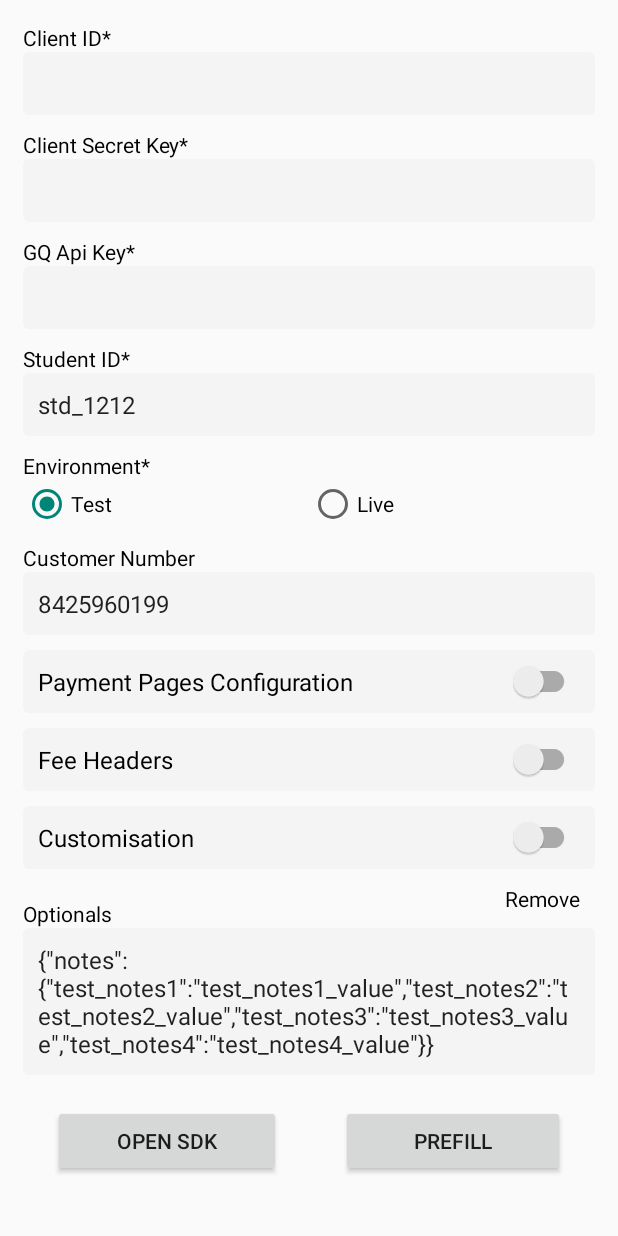
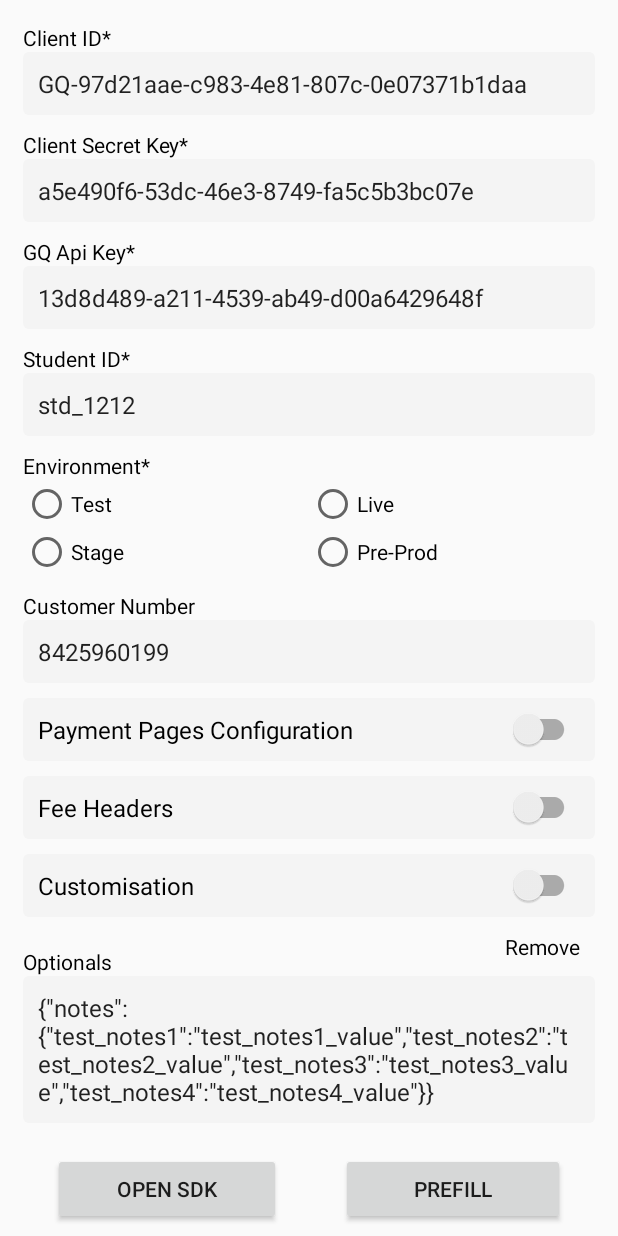
Before and after one commit to grayquest-finance/gq_payment_android_sdk, an Android app: the screen it shows after launch (MainActivity), after a tap on "PREFILL", on a phone screen of 412 x 824 dp. Run offline under Robolectric (Android 15) with nearby library versions, the phone set to English and light mode, and no system bars; 3 other taps on this screen came first.

```diff
--- a/app/build.gradle
+++ b/app/build.gradle
@@ -10,7 +10,7 @@ android {
         minSdk 21
         targetSdk 32
         versionCode 1
-        versionName "1.7.4"
+        versionName "1.7.5"
 
         testInstrumentationRunner "androidx.test.runner.AndroidJUnitRunner"
     }
--- a/app/src/main/java/com/grayquest/android/MainActivity.java
+++ b/app/src/main/java/com/grayquest/android/MainActivity.java
@@ -29,9 +29,9 @@ public class MainActivity extends AppCompatActivity implements GQPaymentSDKListe
     private static final String TAG = MainActivity.class.getSimpleName();
 
     EditText edtClientId, edtSecretKey, edtGQApi, edtStudentID, edtCustomerNumber,
-            edtTheme, edtOptional, edtPPSlug, edtPPCard, edtLogoUrl, edtFeeHelper;
+            edtTheme, edtOptional, edtPPSlug, edtPPCard, edtLogoUrl, edtFeeHelper, edtEnvironment;
     SwitchCompat switchPP, switchFeeHeader, switchCustomisation;
-    RadioButton radioTest, radioLive;
+    RadioButton radioTest, radioLive, radioStage, radioPreProd;
     String clientId, secretKey, GQApi, studentId, env, customerNumber, themeColour,
             logo_url, fee_helper_text, optional = "", ppSlug, ppCard;
     TextView btnOptionPrefill, btnRemovePrefill;
@@ -54,9 +54,12 @@ public class MainActivity extends AppCompatActivity implements GQPaymentSDKListe
         edtSecretKey = (EditText) findViewById(R.id.edt_client_secret);
         edtGQApi = (EditText) findViewById(R.id.edt_gq_api);
         edtStudentID = (EditText) findViewById(R.id.edt_student_id);
+        edtEnvironment = (EditText) findViewById(R.id.edt_environment);
 
         radioTest = (RadioButton) findViewById(R.id.rd_test);
         radioLive = (RadioButton) findViewById(R.id.rd_live);
+        radioStage = (RadioButton) findViewById(R.id.rd_stage);
+        radioPreProd = (RadioButton) findViewById(R.id.rd_preprod);
         edtCustomerNumber = (EditText) findViewById(R.id.edt_customer_number);
 
         switchCustomisation = (SwitchCompat) findViewById(R.id.switch_customisation);
@@ -137,10 +140,11 @@ public class MainActivity extends AppCompatActivity implements GQPaymentSDKListe
             @Override
             public void onCheckedChanged(CompoundButton compoundButton, boolean b) {
                 if (b) {
-//                    env = "test";
-                    env = "staging";
+                    env = "test";
                     radioTest.setChecked(true);
                     radioLive.setChecked(false);
+                    radioStage.setChecked(false);
+                    radioPreProd.setChecked(false);
                 }
             }
         });
@@ -151,6 +155,32 @@ public class MainActivity extends AppCompatActivity implements GQPaymentSDKListe
                     env = "live";
                     radioTest.setChecked(false);
                     radioLive.setChecked(true);
+                    radioStage.setChecked(false);
+                    radioPreProd.setChecked(false);
+                }
+            }
+        });
+        radioStage.setOnCheckedChangeListener(new CompoundButton.OnCheckedChangeListener() {
+            @Override
+            public void onCheckedChanged(CompoundButton compoundButton, boolean b) {
+                if (b) {
+                    env = "stage";
+                    radioTest.setChecked(false);
+                    radioLive.setChecked(false);
+                    radioStage.setChecked(true);
+                    radioPreProd.setChecked(false);
+                }
+            }
+        });
+        radioPreProd.setOnCheckedChangeListener(new CompoundButton.OnCheckedChangeListener() {
+            @Override
+            public void onCheckedChanged(CompoundButton compoundButton, boolean b) {
+                if (b) {
+                    env = "preprod";
+                    radioTest.setChecked(false);
+                    radioLive.setChecked(false);
+                    radioStage.setChecked(false);
+                    radioPreProd.setChecked(true);
                 }
             }
         });
@@ -270,6 +300,21 @@ public class MainActivity extends AppCompatActivity implements GQPaymentSDKListe
                 edtSecretKey.setText("YOUR_CLIENT_SECRET_KEY_HERE");
                 edtGQApi.setText("YOUR_GQ_API_KEY_HERE");*/
 
+                // CashFree - Stage
+                /*edtClientId.setText("YOUR_CLIENT_ID_HERE");
+                edtSecretKey.setText("YOUR_CLIENT_SECRET_KEY_HERE");
+                edtGQApi.setText("YOUR_GQ_API_KEY_HERE");*/
+
+                // EaseBuzz - Stage
+                /*edtClientId.setText("YOUR_CLIENT_ID_HERE");
+                edtSecretKey.setText("YOUR_CLIENT_SECRET_KEY_HERE");
+                edtGQApi.setText("YOUR_GQ_API_KEY_HERE");*/
+
+                // EaseBuzz - Live
+                edtClientId.setText("GQ-97d21aae-c983-4e81-807c-0e07371b1daa");
+                edtSecretKey.setText("a5e490f6-53dc-46e3-8749-fa5c5b3bc07e");
+                edtGQApi.setText("13d8d489-a211-4539-ab49-d00a6429648f");
+
                 // CashFree - UAT
                 /*edtClientId.setText("YOUR_CLIENT_ID_HERE");
                 edtSecretKey.setText("YOUR_CLIENT_SECRET_KEY_HERE");
@@ -286,8 +331,8 @@ public class MainActivity extends AppCompatActivity implements GQPaymentSDKListe
                 edtGQApi.setText("YOUR_GQ_API_KEY_HERE");*/
 
                 edtStudentID.setText("std_1212");
-                radioTest.setChecked(true);
-                radioLive.setChecked(false);
+//                radioTest.setChecked(true);
+//                radioLive.setChecked(false);
                 edtCustomerNumber.setText("8425960199");
             }
         });
@@ -571,7 +616,7 @@ public class MainActivity extends AppCompatActivity implements GQPaymentSDKListe
             if (ppSlug != null) {
                 ppConfig.put("slug", ppSlug);
             }
-            if (ppCard != null) {
+            if (ppCard != null && !ppCard.isEmpty()) {
                 ppConfig.put("card_code", ppCard);
             }
         } catch (JSONException e) {
@@ -686,6 +731,27 @@ public class MainActivity extends AppCompatActivity implements GQPaymentSDKListe
 
             }
         });
+
+        edtEnvironment.addTextChangedListener(new TextWatcher() {
+            @Override
+            public void beforeTextChanged(CharSequence charSequence, int i, int i1, int i2) {
+
+            }
+
+            @Override
+            public void onTextChanged(CharSequence charSequence, int i, int i1, int i2) {
+                if (charSequence.length() > 0) {
+                    env = edtEnvironment.getText().toString();
+                } else {
+                    env = "";
+                }
+            }
+
+            @Override
+            public void afterTextChanged(Editable editable) {
+
+            }
+        });
     }
 
     @Override
--- a/app/src/main/res/layout/activity_main.xml
+++ b/app/src/main/res/layout/activity_main.xml
@@ -107,6 +107,37 @@
 
             </LinearLayout>
 
+            <LinearLayout
+                android:layout_width="match_parent"
+                android:layout_height="wrap_content"
+                android:orientation="horizontal">
+
+                <RadioButton
+                    android:id="@+id/rd_stage"
+                    android:layout_width="match_parent"
+                    android:layout_height="wrap_content"
+                    android:layout_weight="1"
+                    android:text="Stage" />
+
+                <RadioButton
+                    android:id="@+id/rd_preprod"
+                    android:layout_width="match_parent"
+                    android:layout_height="wrap_content"
+                    android:layout_weight="1"
+                    android:text="Pre-Prod" />
+
+            </LinearLayout>
+
+            <EditText
+                android:id="@+id/edt_environment"
+                android:layout_width="match_parent"
+                android:layout_height="wrap_content"
+                android:background="@drawable/input_field_background"
+                android:inputType="text"
+                android:padding="10dp"
+                android:visibility="gone"
+                android:textSize="16sp" />
+
             <TextView
                 android:layout_width="match_parent"
                 android:layout_height="wrap_content"
@@ -122,6 +153,7 @@
                 android:background="@drawable/input_field_background"
                 android:inputType="number"
                 android:padding="10dp"
+                android:maxLength="10"
                 android:textSize="16sp" />
 
             <androidx.appcompat.widget.SwitchCompat
--- a/paymentSDK/build.gradle
+++ b/paymentSDK/build.gradle
@@ -10,7 +10,7 @@ android {
         minSdk 21
         targetSdk 32
         versionCode 1
-        versionName "1.7.4"
+        versionName "1.7.5"
 
         multiDexEnabled = true;
 
--- a/paymentSDK/src/main/java/com/grayquest/android/payment/sdk/API_Client.java
+++ b/paymentSDK/src/main/java/com/grayquest/android/payment/sdk/API_Client.java
@@ -25,7 +25,7 @@ public class API_Client {
                 .addInterceptor(interceptor).build();
 
         return new Retrofit.Builder()
-                .baseUrl(Environment.baseUrl())
+                .baseUrl(Environment.BASE_URL)
                 .addConverterFactory(GsonConverterFactory.create())
                 .client(okHttpClient)
                 .build();
```
Also changed, not shown: paymentSDK/src/main/java/com/grayquest/android/payment/sdk/Environment.java (+33 -10 lines), paymentSDK/src/main/java/com/grayquest/android/payment/sdk/GQPaymentSDK.java (+5 -9 lines), paymentSDK/src/main/java/com/grayquest/android/payment/sdk/WebActivity.java (+8 -3 lines).
